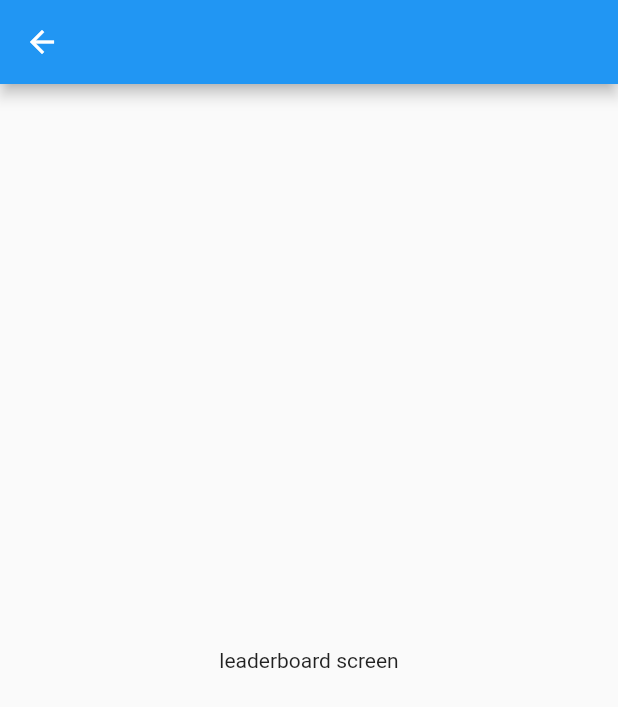
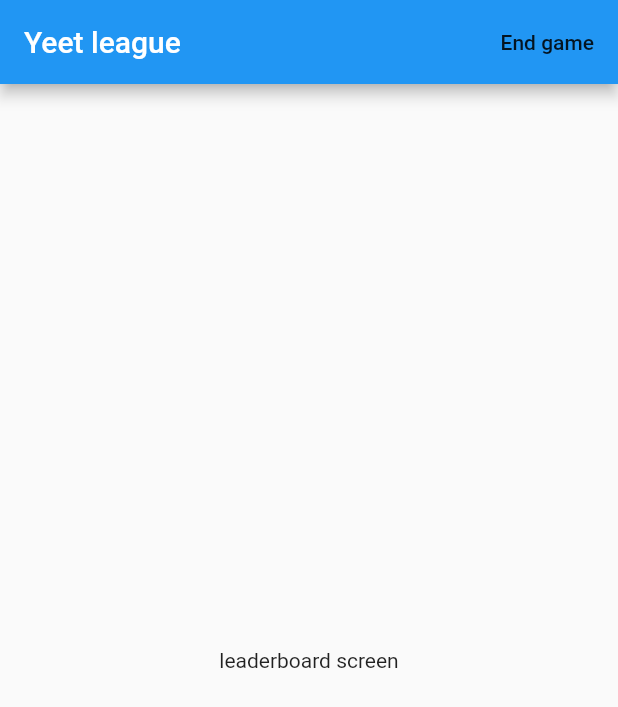
Before and after one commit to tamari-gray/skate-comp, a Flutter app: the LeaderBoard screen opened directly, on a phone screen of 412 x 824 dp. Shown: the top 707 px of the screen. Run offline on Flutter 3.47's test engine with Material 2 defaults, Android fonts, the phone set to English and light mode, and no system bars.

Commit message:
yeet create contest

```diff
--- a/lib/screens/leaderboard.dart
+++ b/lib/screens/leaderboard.dart
@@ -1,4 +1,6 @@
 import 'package:flutter/material.dart';
+import 'package:provider/provider.dart';
+import 'package:skate_comp/state.dart';
 
 class LeaderBoard extends StatefulWidget {
   @override
@@ -9,7 +11,21 @@ class _LeaderBoardState extends State<LeaderBoard> {
   @override
   Widget build(BuildContext context) {
     return Scaffold(
-      appBar: AppBar(),
+      appBar: AppBar(
+        title: Text("Yeet league"),
+        automaticallyImplyLeading: false,
+        actions: <Widget>[
+          FlatButton(
+            child: Text("End game"),
+            onPressed: () {
+              // reset game
+              Provider.of<ContestState>(context, listen: false).reset();
+              //route to lobby
+              Navigator.pop(context);
+            },
+          ),
+        ],
+      ),
       body: Center(
         child: Text("leaderboard screen"),
       ),
```
Also changed, not shown: lib/screens/add_skater.dart (+49 -9 lines), lib/screens/lobby.dart (+14 -2 lines), lib/state.dart (+6 -1 lines), 1 other file.
